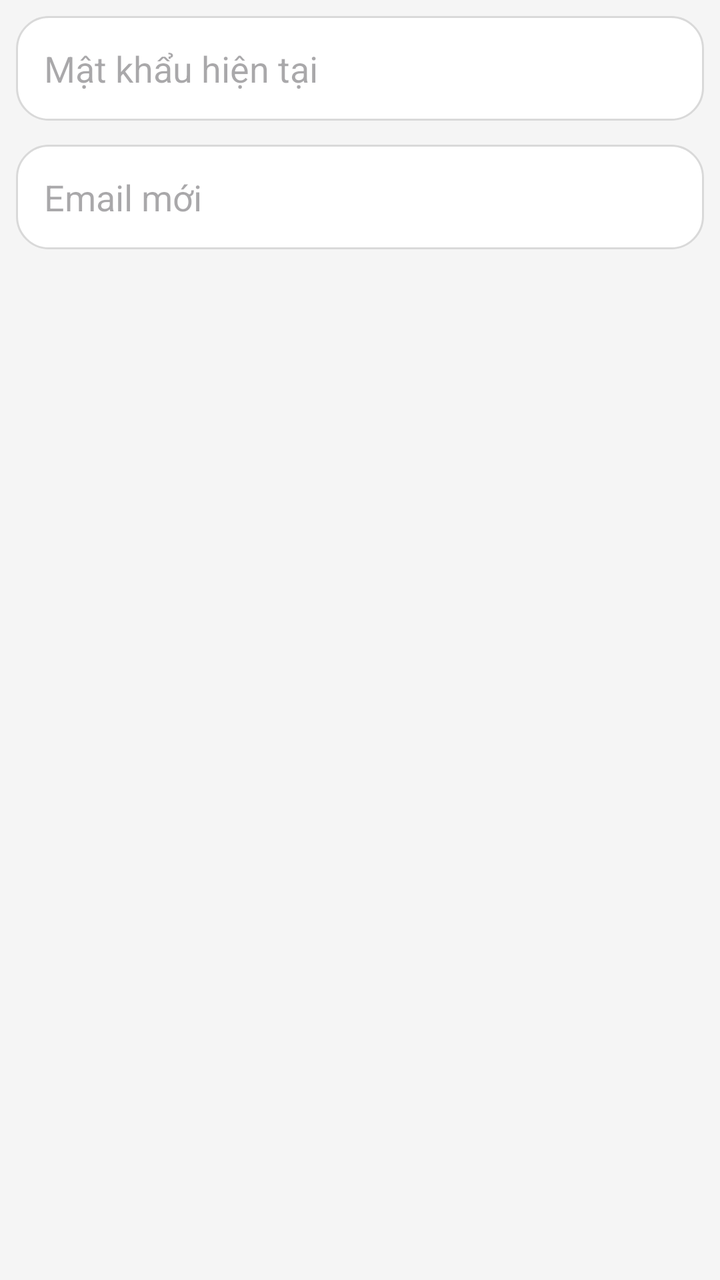
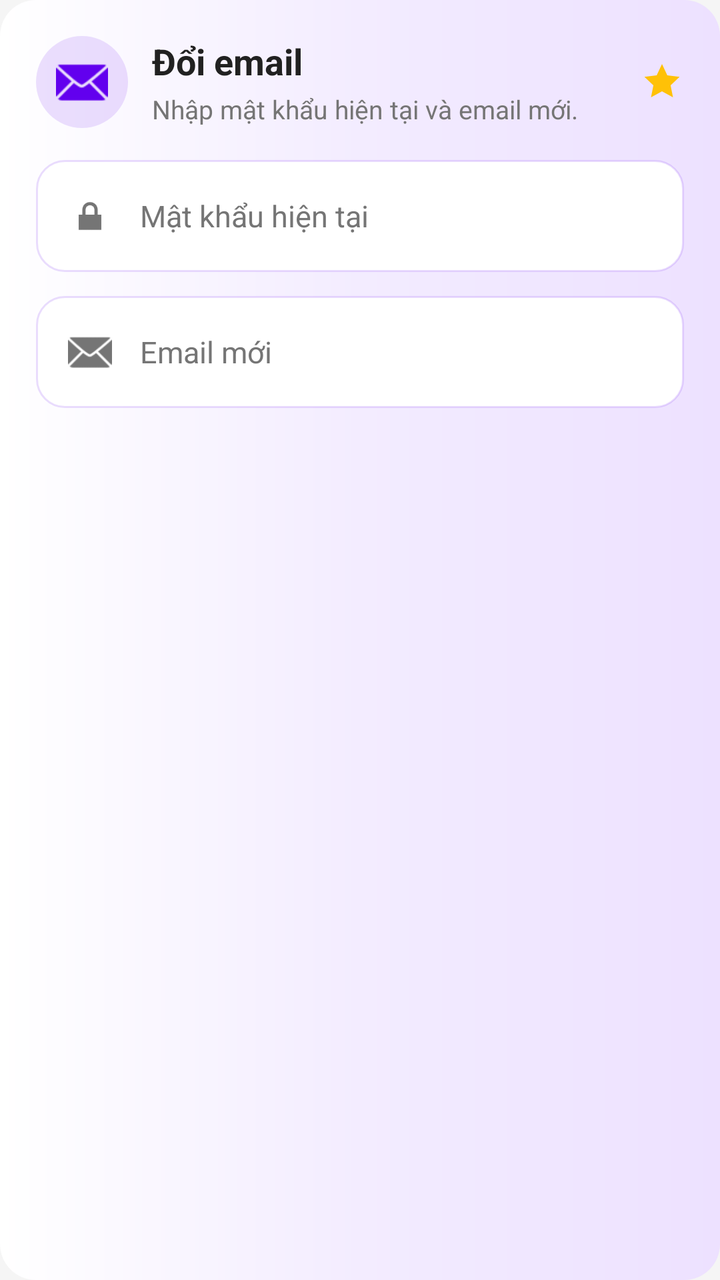

Two renders of the same Android screen: before a commit and after it. Below are the layout's source before the change and the commit's diff.
<!-- AndroidManifest.xml: application theme Theme.MyApplication -->
<!-- res/layout/dialog_change_email.xml -->
<?xml version="1.0" encoding="utf-8"?>
<LinearLayout xmlns:android="http://schemas.android.com/apk/res/android"
    android:layout_width="match_parent"
    android:layout_height="wrap_content"
    android:orientation="vertical"
    android:padding="8dp">

    <EditText
        android:id="@+id/edt_password_for_email_change"
        android:layout_width="match_parent"
        android:layout_height="wrap_content"
        android:layout_marginBottom="12dp"
        android:background="@drawable/bg_settings_card"
        android:hint="@string/current_password"
        android:inputType="textPassword"
        android:minHeight="52dp"
        android:padding="14dp" />

    <EditText
        android:id="@+id/edt_new_email"
        android:layout_width="match_parent"
        android:layout_height="wrap_content"
        android:background="@drawable/bg_settings_card"
        android:hint="@string/new_email"
        android:inputType="textEmailAddress"
        android:minHeight="52dp"
        android:padding="14dp" />

</LinearLayout>
<!-- resources referenced by this layout -->
<resources>
  <!-- drawable bg_settings_card (drawable) -->
  <?xml version="1.0" encoding="utf-8"?>
  <shape xmlns:android="http://schemas.android.com/apk/res/android">
      <solid android:color="#FFFFFF" />
      <corners android:radius="16dp" />
      <stroke
          android:width="1dp"
          android:color="#D9D9D9" />
      <padding
          android:left="16dp"
          android:top="16dp"
          android:right="16dp"
          android:bottom="16dp" />
  </shape>
  <string name="current_password">Mật khẩu hiện tại</string>
  <string name="new_email">Email mới</string>
  <style name="Theme.MyApplication" parent="Theme.Material3.DayNight.NoActionBar">
          
          <item name="colorPrimary">@color/primary_color</item>
          <item name="colorPrimaryVariant">@color/primary_variant</item>
          <item name="colorOnPrimary">@color/white</item>
          <item name="colorSecondary">@color/secondary_color</item>
          <item name="colorOnSecondary">@color/black</item>
          <item name="colorError">@color/error_color</item>
          <item name="colorOnError">@color/white</item>
          <item name="colorSurface">@color/surface_color</item>
          <item name="colorOnSurface">@color/primary_text</item>
          <item name="android:colorBackground">@color/background_color</item>
          <item name="colorOnBackground">@color/primary_text</item>
      </style>
  <color name="primary_color">#FF6200EE</color>
  <color name="primary_variant">#FF3700B3</color>
  <color name="white">#FFFFFFFF</color>
  <color name="secondary_color">#FF03DAC5</color>
  <color name="black">#FF000000</color>
  <color name="error_color">#FFB00020</color>
  <color name="surface_color">#FFFFFFFF</color>
  <color name="primary_text">#FF212121</color>
  <color name="background_color">#FFF5F5F5</color>
</resources>

<!-- the commit's change to res/layout/dialog_change_email.xml (unified diff, before → after) -->
@@ -1,29 +1,129 @@
 <?xml version="1.0" encoding="utf-8"?>
 <LinearLayout xmlns:android="http://schemas.android.com/apk/res/android"
+    xmlns:app="http://schemas.android.com/apk/res-auto"
     android:layout_width="match_parent"
     android:layout_height="wrap_content"
+    android:background="@drawable/bg_home_welcome_card"
     android:orientation="vertical"
-    android:padding="8dp">
+    android:paddingStart="18dp"
+    android:paddingTop="18dp"
+    android:paddingEnd="18dp"
+    android:paddingBottom="18dp">
 
-    <EditText
-        android:id="@+id/edt_password_for_email_change"
+    
+    <LinearLayout
         android:layout_width="match_parent"
         android:layout_height="wrap_content"
+        android:layout_marginBottom="16dp"
+        android:gravity="center_vertical"
+        android:orientation="horizontal">
+
+        <FrameLayout
+            android:layout_width="46dp"
+            android:layout_height="46dp"
+            android:layout_marginEnd="12dp"
+            android:background="@drawable/bg_home_soft_purple_circle">
+
+            <ImageView
+                android:layout_width="26dp"
+                android:layout_height="26dp"
+                android:layout_gravity="center"
+                android:src="@android:drawable/ic_dialog_email"
+                app:tint="@color/primary_color" />
+
+        </FrameLayout>
+
+        <LinearLayout
+            android:layout_width="0dp"
+            android:layout_height="wrap_content"
+            android:layout_weight="1"
+            android:orientation="vertical">
+
+            <TextView
+                android:layout_width="wrap_content"
+                android:layout_height="wrap_content"
+                android:text="Đổi email"
+                android:textColor="@color/primary_text"
+                android:textSize="18sp"
+                android:textStyle="bold" />
+
+            <TextView
+                android:layout_width="wrap_content"
+                android:layout_height="wrap_content"
+                android:layout_marginTop="3dp"
+                android:text="Nhập mật khẩu hiện tại và email mới."
+                android:textColor="@color/secondary_text"
+                android:textSize="13sp" />
+
+        </LinearLayout>
+
+        <ImageView
+            android:layout_width="22dp"
+            android:layout_height="22dp"
+            android:src="@drawable/ic_fun_star"
+            app:tint="#FFFFC107" />
+
+    </LinearLayout>
+
+    
+    <FrameLayout
+        android:layout_width="match_parent"
+        android:layout_height="56dp"
         android:layout_marginBottom="12dp"
-        android:background="@drawable/bg_settings_card"
-        android:hint="@string/current_password"
-        android:inputType="textPassword"
-        android:minHeight="52dp"
-        android:padding="14dp" />
+        android:background="@drawable/bg_auth_input_soft">
 
-    <EditText
-        android:id="@+id/edt_new_email"
+        <ImageView
+            android:layout_width="22dp"
+            android:layout_height="22dp"
+            android:layout_gravity="start|center_vertical"
+            android:layout_marginStart="16dp"
+            android:src="@android:drawable/ic_lock_lock"
+            app:tint="@color/secondary_text" />
+
+        <EditText
+            android:id="@+id/edt_password_for_email_change"
+            android:layout_width="match_parent"
+            android:layout_height="match_parent"
+            android:background="@android:color/transparent"
+            android:hint="@string/current_password"
+            android:inputType="textPassword"
+            android:paddingStart="52dp"
+            android:paddingEnd="16dp"
+            android:singleLine="true"
+            android:textColor="@color/primary_text"
+            android:textColorHint="@color/secondary_text"
+            android:textSize="15sp" />
+
+    </FrameLayout>
+
+    
+    <FrameLayout
         android:layout_width="match_parent"
-        android:layout_height="wrap_content"
-        android:background="@drawable/bg_settings_card"
-        android:hint="@string/new_email"
-        android:inputType="textEmailAddress"
-        android:minHeight="52dp"
-        android:padding="14dp" />
+        android:layout_height="56dp"
+        android:background="@drawable/bg_auth_input_soft">
+
+        <ImageView
+            android:layout_width="22dp"
+            android:layout_height="22dp"
+            android:layout_gravity="start|center_vertical"
+            android:layout_marginStart="16dp"
+            android:src="@android:drawable/ic_dialog_email"
+            app:tint="@color/secondary_text" />
+
+        <EditText
+            android:id="@+id/edt_new_email"
+            android:layout_width="match_parent"
+            android:layout_height="match_parent"
+            android:background="@android:color/transparent"
+            android:hint="@string/new_email"
+            android:inputType="textEmailAddress"
+            android:paddingStart="52dp"
+            android:paddingEnd="16dp"
+            android:singleLine="true"
+            android:textColor="@color/primary_text"
+            android:textColorHint="@color/secondary_text"
+            android:textSize="15sp" />
+
+    </FrameLayout>
 
 </LinearLayout>
<!-- resource entries referenced after the edit -->
@@ -1,19 +1,5 @@
 <!-- resources referenced by this layout -->
 <resources>
-  <!-- drawable bg_settings_card (drawable) -->
-  <?xml version="1.0" encoding="utf-8"?>
-  <shape xmlns:android="http://schemas.android.com/apk/res/android">
-      <solid android:color="#FFFFFF" />
-      <corners android:radius="16dp" />
-      <stroke
-          android:width="1dp"
-          android:color="#D9D9D9" />
-      <padding
-          android:left="16dp"
-          android:top="16dp"
-          android:right="16dp"
-          android:bottom="16dp" />
-  </shape>
   <string name="current_password">Mật khẩu hiện tại</string>
   <string name="new_email">Email mới</string>
   <style name="Theme.MyApplication" parent="Theme.Material3.DayNight.NoActionBar">
@@ -38,6 +24,49 @@
   <color name="error_color">#FFB00020</color>
   <color name="surface_color">#FFFFFFFF</color>
   <color name="primary_text">#FF212121</color>
+  <color name="secondary_text">#FF757575</color>
+  <!-- drawable bg_auth_input_soft (drawable) -->
+  <?xml version="1.0" encoding="utf-8"?>
+  <shape xmlns:android="http://schemas.android.com/apk/res/android">
+      <solid android:color="#FFFFFFFF" />
+      <stroke
+          android:width="1dp"
+          android:color="#226200EE" />
+      <corners android:radius="14dp" />
+      <padding
+          android:left="0dp"
+          android:top="0dp"
+          android:right="0dp"
+          android:bottom="0dp" />
+  </shape>
+  <!-- drawable bg_home_soft_purple_circle (drawable) -->
+  <?xml version="1.0" encoding="utf-8"?>
+  <shape xmlns:android="http://schemas.android.com/apk/res/android"
+      android:shape="oval">
+      <solid android:color="#1F6200EE" />
+  </shape>
+  <!-- drawable bg_home_welcome_card (drawable) -->
+  <?xml version="1.0" encoding="utf-8"?>
+  <shape xmlns:android="http://schemas.android.com/apk/res/android">
+      <gradient
+          android:angle="0"
+          android:startColor="#FFFFFFFF"
+          android:centerColor="#FFF3ECFF"
+          android:endColor="#FFEDE1FF" />
+      <corners android:radius="18dp" />
+  </shape>
+  <!-- drawable ic_fun_star (drawable) -->
+  <vector xmlns:android="http://schemas.android.com/apk/res/android"
+      android:width="24dp"
+      android:height="24dp"
+      android:viewportWidth="24"
+      android:viewportHeight="24">
+  
+      <path
+          android:fillColor="#FFA500"
+          android:pathData="M12,2.2L14.9,8.4L21.6,9.2L16.7,13.8L18,20.4L12,17.1L6,20.4L7.3,13.8L2.4,9.2L9.1,8.4L12,2.2Z" />
+  
+  </vector>
   <color name="background_color">#FFF5F5F5</color>
 </resources>
 
